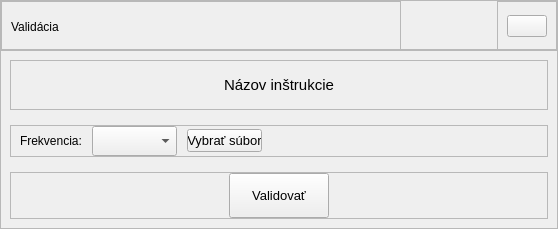
Qt form src/app/ui/validation.ui (TIS2023-FMFI/pracovne-instrukcie) before a commit.
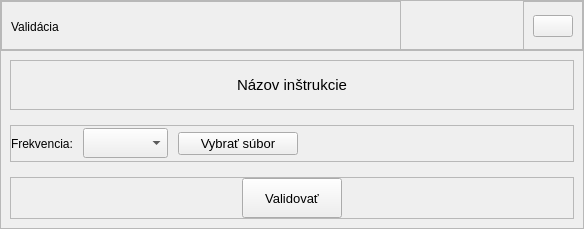
The same form after that commit. Icons and pictures are not drawn.

Commit message: fix width and height of buttons

What changed in the file:
```diff
--- a/src/app/ui/validation.ui
+++ b/src/app/ui/validation.ui
@@ -325,7 +325,7 @@
           <widget class="QPushButton" name="select_button">
            <property name="minimumSize">
             <size>
-             <width>75</width>
+             <width>120</width>
              <height>0</height>
             </size>
            </property>
@@ -424,7 +424,7 @@
            <property name="minimumSize">
             <size>
              <width>100</width>
-             <height>45</height>
+             <height>40</height>
             </size>
            </property>
            <property name="maximumSize">
```
The commit also changes 1 other file.
